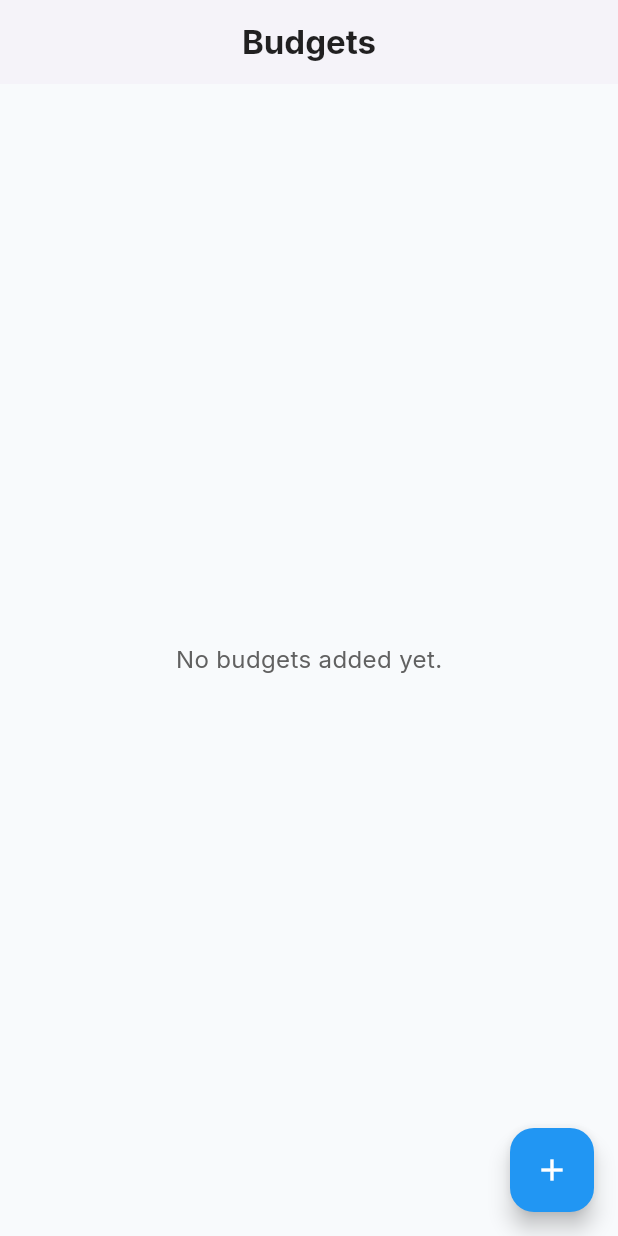
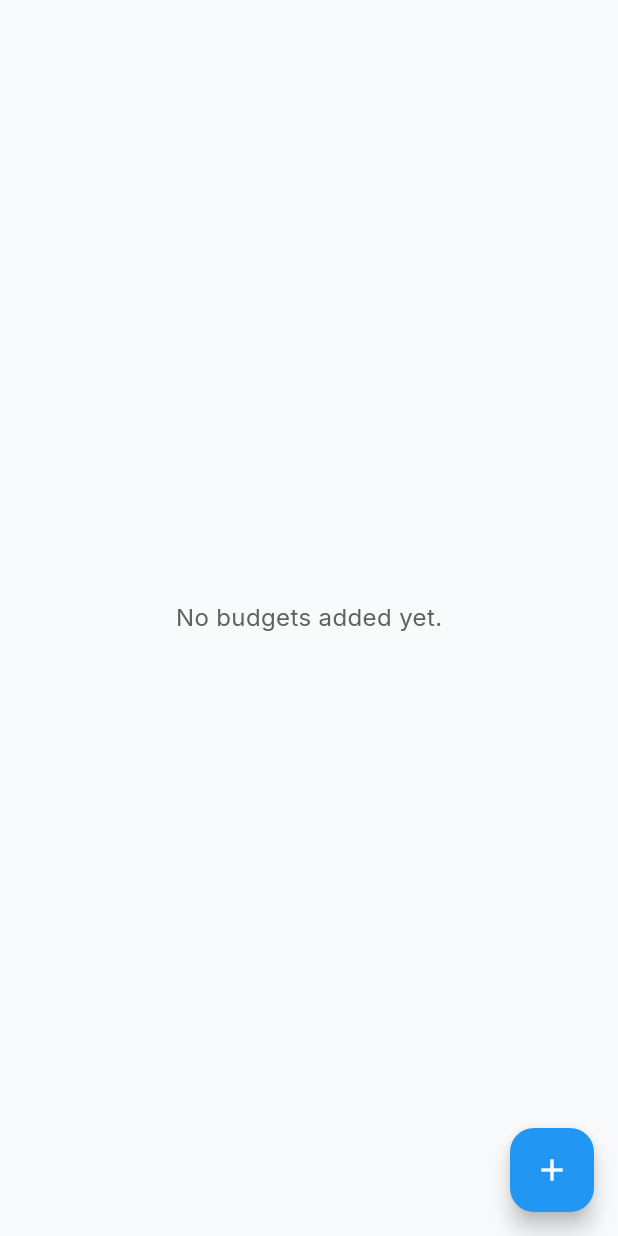
Before and after one commit to dishant-ramani/Expense-Tracker, a Flutter app: the screen it shows after launch, in the side drawer, after a tap on "Budgets", on a phone screen of 412 x 824 dp. Run offline on Flutter 3.47's test engine with Material 3 defaults, Android fonts, the phone set to English and light mode, and no system bars; our stand-ins replace bottom_navy_bar, fl_chart, google_fonts, hive, hive_flutter, shared_preferences; accounts and stored records are empty.

Commit message:
app bar removed

```diff
--- a/lib/screens/budget_screen.dart
+++ b/lib/screens/budget_screen.dart
@@ -12,20 +12,7 @@ class BudgetScreen extends StatelessWidget {
   @override
   Widget build(BuildContext context) {
     return Scaffold(
-      backgroundColor: const Color(0xFFF8FAFC), // light neutral background
-      appBar: AppBar(
-        backgroundColor: Colors.white,
-        elevation: 2,
-        centerTitle: true,
-        title: Text(
-          'Budgets',
-          style: GoogleFonts.inter(
-            fontWeight: FontWeight.bold,
-            color: Colors.black87,
-          ),
-        ),
-        iconTheme: const IconThemeData(color: Colors.black87),
-      ),
+      backgroundColor: const Color(0xFFF8FAFC), // Light neutral background
       body: Consumer3<BudgetProvider, TransactionProvider, CategoryProvider>(
         builder: (context, budgetProvider, transactionProvider, categoryProvider, child) {
           if (budgetProvider.isLoading) {
```
